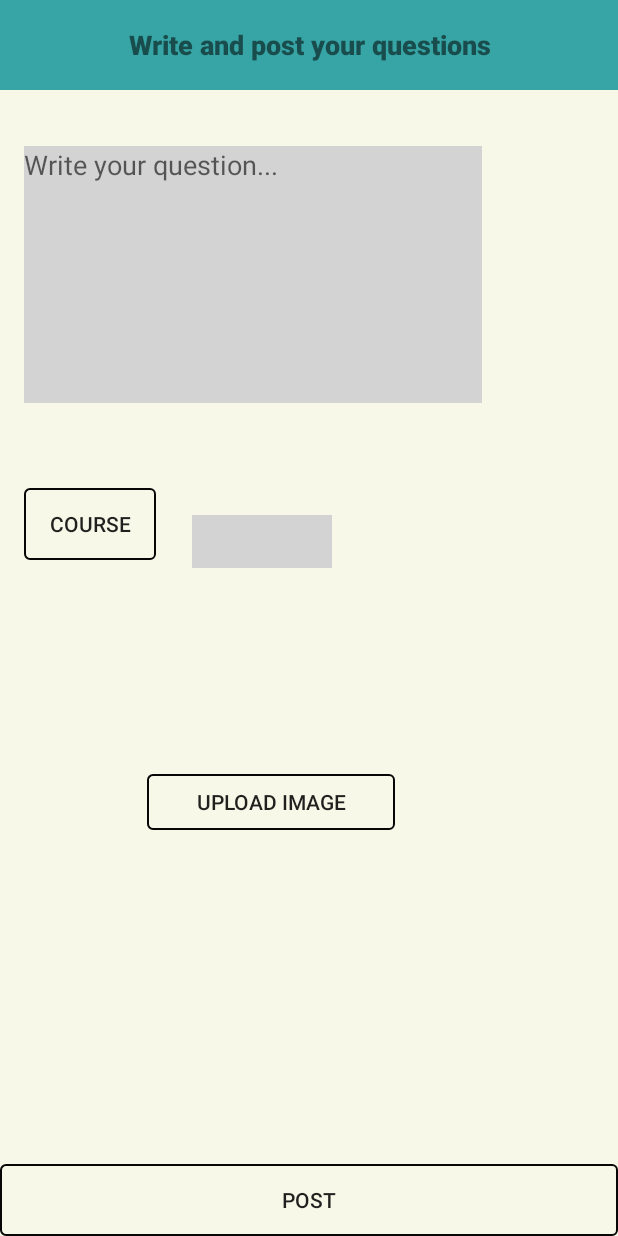
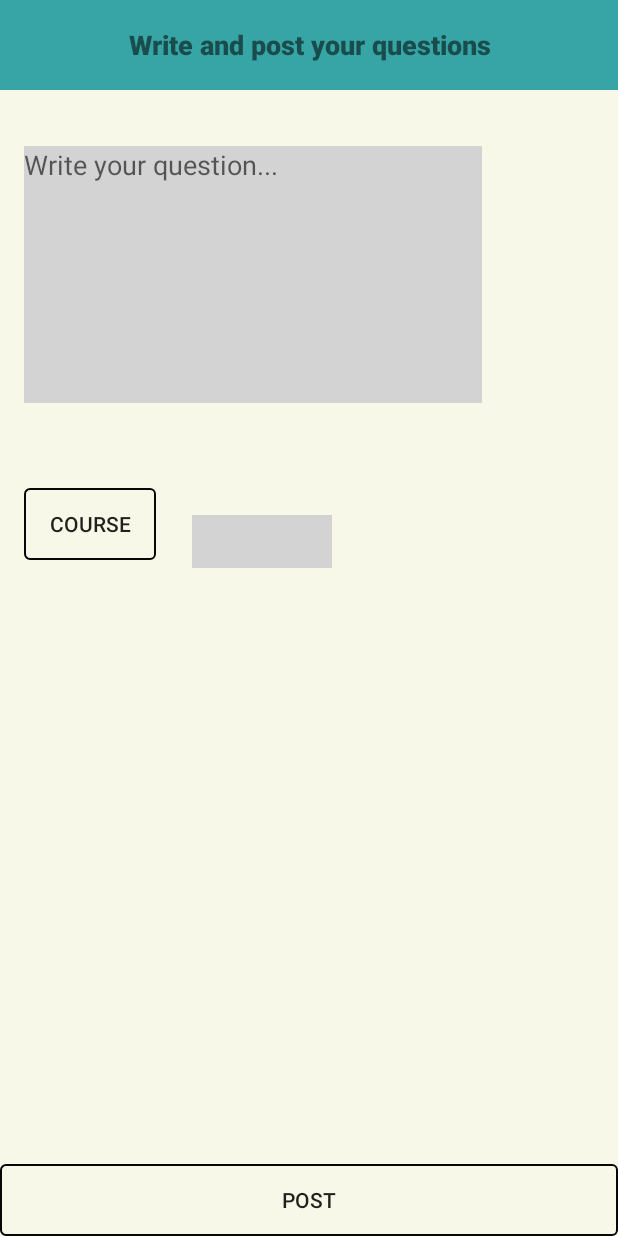
Before and after one commit to DonaldMbara/Link-Online-Tutoring-App-, an Android app: the PostsActivity screen opened directly, with no data from a screen before it, on a phone screen of 412 x 824 dp. Run offline under Robolectric (Android 15) with nearby library versions, the phone set to English and light mode, and no system bars; Roboto replaces fonts that are not available here.

Commit message:
Removed useless lines of code

```diff
--- a/app/src/main/java/com/example/link_online_tutoring_app_/PostsActivity.java
+++ b/app/src/main/java/com/example/link_online_tutoring_app_/PostsActivity.java
@@ -54,7 +54,7 @@ public class PostsActivity extends AppCompatActivity {
     protected void onCreate(Bundle savedInstanceState) {
         super.onCreate(savedInstanceState);
         setContentView(R.layout.posting_activity);
-        uploadImage = findViewById(R.id.uploadbtn);
+
 
         Post_Button = findViewById(R.id.Post_button);
         Question = findViewById(R.id.Add_post);
@@ -67,12 +67,7 @@ public class PostsActivity extends AppCompatActivity {
         String Selected_Course;
 
 
-        uploadImage.setOnClickListener(new View.OnClickListener() {
-            @Override
-            public void onClick(View view) {
-                //startActivity(new Intent(PostsActivity.this,ImageUploadActivity.class));
-            }
-        });
+
 
 
     }
--- a/app/src/main/res/layout/activity_profile.xml
+++ b/app/src/main/res/layout/activity_profile.xml
@@ -90,7 +90,7 @@
             android:layout_marginEnd="8dp"
             android:layout_marginRight="8dp"
             android:layout_weight="1"
-            android:text="specializes in ***"
+
             android:textColor="@color/colorPrimary"
             android:textSize="18sp" />
 
--- a/app/src/main/res/layout/posting_activity.xml
+++ b/app/src/main/res/layout/posting_activity.xml
@@ -82,18 +82,7 @@
         app:layout_constraintTop_toBottomOf="@+id/Add_post"
         app:layout_constraintVertical_bias="0.158" />
 
-    <Button
-        android:id="@+id/uploadbtn"
-        android:layout_width="165dp"
-        android:layout_height="37dp"
-        android:text="Upload Image"
-        android:background="@drawable/button_borders"
-        app:layout_constraintBottom_toTopOf="@+id/Post_button"
-        app:layout_constraintEnd_toEndOf="parent"
-        app:layout_constraintHorizontal_bias="0.396"
-        app:layout_constraintStart_toStartOf="parent"
-        app:layout_constraintTop_toBottomOf="@+id/Viewer"
-        app:layout_constraintVertical_bias="0.382" />
+
 
 
 </androidx.constraintlayout.widget.ConstraintLayout>
```
